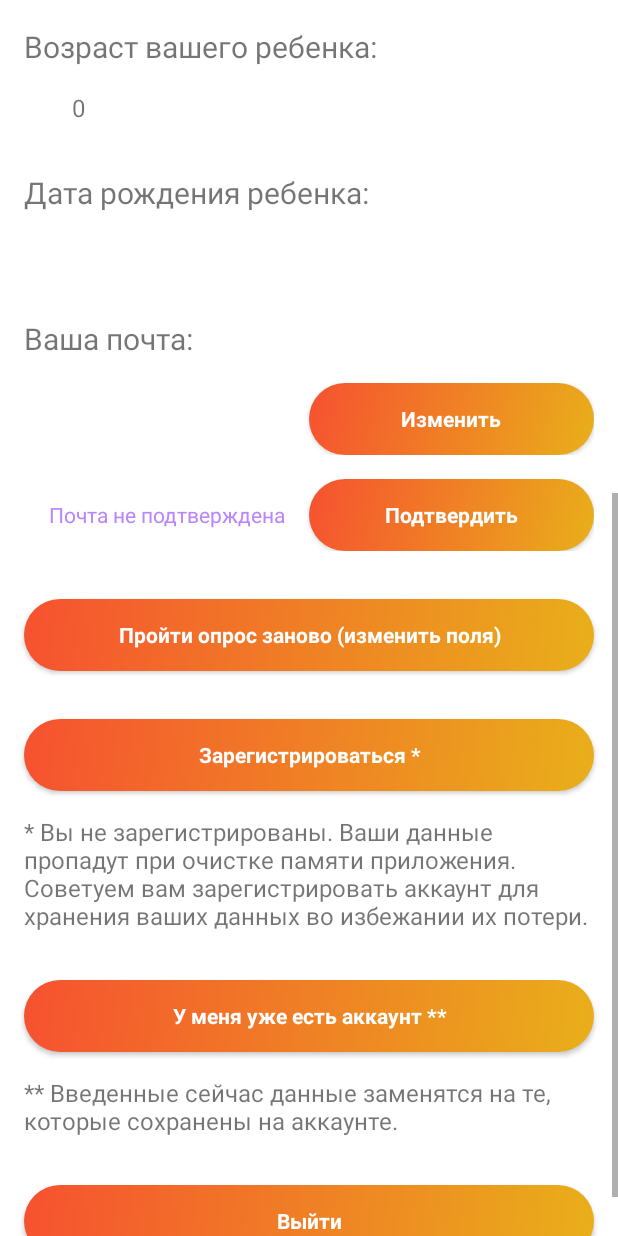
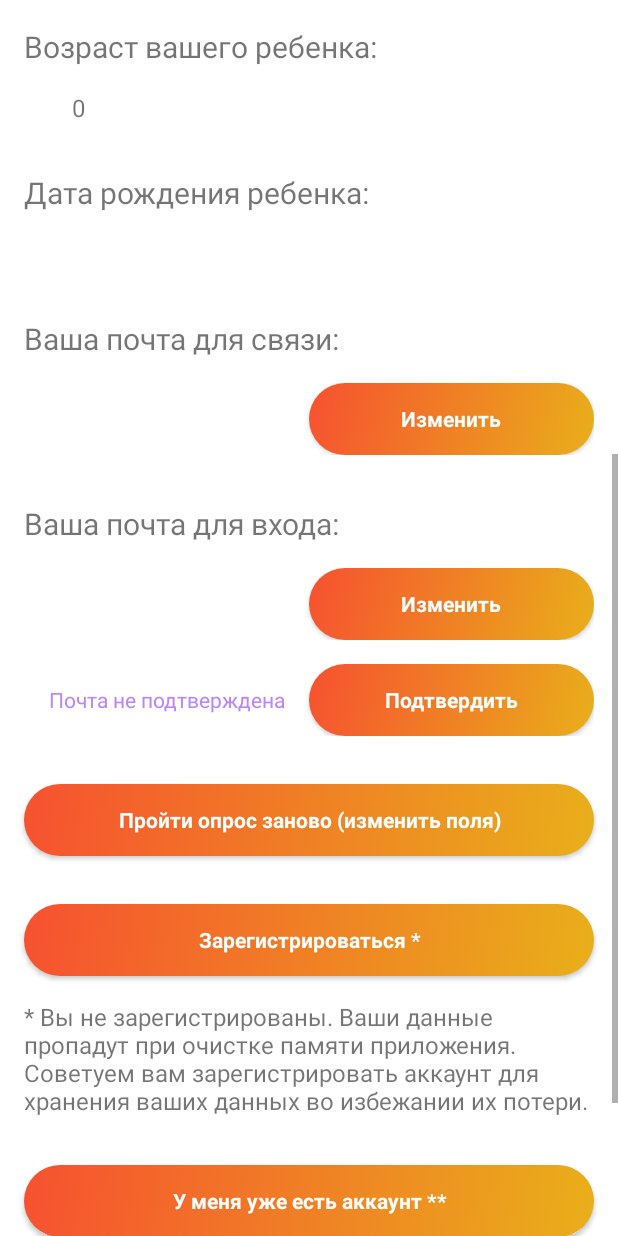
Before and after one commit to FoxyTheOne/TestAppForOnboarding, an Android app: the layout fragment_profile.xml on its own in the app's theme, with its tools: preview values and no code run, scrolled down 576 dp, on a phone screen of 412 x 824 dp. Run offline under Robolectric (Android 15) with nearby library versions, the phone set to English and light mode, and no system bars.

Commit message:
Fixing email issues

```diff
--- a/app/src/main/java/com/foxynest/testappforonboarding/domain/entities/onboarding/OnboardingAnswers.kt
+++ b/app/src/main/java/com/foxynest/testappforonboarding/domain/entities/onboarding/OnboardingAnswers.kt
@@ -5,7 +5,7 @@ import kotlinx.android.parcel.Parcelize
 
 @Parcelize
 data class OnboardingAnswers(
-    val email: String = "",
+    val displayEmail: String = "",
     val userName: String = "",
     val childGender: String = "",
     val isItABoy: String = "",
--- a/app/src/main/java/com/foxynest/testappforonboarding/domain/entities/user/UserFirestoreFields.kt
+++ b/app/src/main/java/com/foxynest/testappforonboarding/domain/entities/user/UserFirestoreFields.kt
@@ -9,7 +9,7 @@ package com.foxynest.testappforonboarding.domain.entities.user
  * Все изменения будут сосредоточены в одном месте, что значительно снижает риск ошибок.
  */
 object UserFirestoreFields {
-    const val EMAIL = "email"
+    const val DISPLAY_EMAIL = "email"
     const val USERNAME = "username"
     const val CHILD_GENDER = "childGender"
     const val CHILD_IS_IT_A_BOY = "childIsItABoy"
--- a/app/src/main/java/com/foxynest/testappforonboarding/domain/iRepository/IAuthRepository.kt
+++ b/app/src/main/java/com/foxynest/testappforonboarding/domain/iRepository/IAuthRepository.kt
@@ -13,6 +13,8 @@ interface IAuthRepository {
     suspend fun getCurrentUser(): Resource<UserPresentation?>
     fun getAuthState(): Flow<FirebaseUser?>
     suspend fun updateProfile(user: UserPresentation): Resource<ErrorType>
+    // Email
     suspend fun sendEmailVerification(): Resource<ErrorType>
     suspend fun checkEmailVerified(): Boolean
+//    suspend fun updateEmail(newEmail: String, password: String): Resource<ErrorType>
 }
--- a/app/src/main/java/com/foxynest/testappforonboarding/domain/use_cases/authUseCases/login/IUpdateProfileUC.kt
+++ b/app/src/main/java/com/foxynest/testappforonboarding/domain/use_cases/updatingDataUseCases/IUpdateProfileUC.kt
@@ -1,4 +1,4 @@
-package com.foxynest.testappforonboarding.domain.use_cases.authUseCases.login
+package com.foxynest.testappforonboarding.domain.use_cases.updatingDataUseCases
 
 import com.foxynest.testappforonboarding.domain.entities.ErrorType
 import com.foxynest.testappforonboarding.domain.entities.user.UserPresentation
--- a/app/src/main/java/com/foxynest/testappforonboarding/domain/use_cases/authUseCases/login/UpdateProfileUC.kt
+++ b/app/src/main/java/com/foxynest/testappforonboarding/domain/use_cases/updatingDataUseCases/UpdateProfileUC.kt
@@ -1,10 +1,10 @@
-package com.foxynest.testappforonboarding.domain.use_cases.authUseCases.login
+package com.foxynest.testappforonboarding.domain.use_cases.updatingDataUseCases
 
 import com.foxynest.testappforonboarding.data.repository.AuthRepository
 import com.foxynest.testappforonboarding.domain.entities.ErrorType
 import com.foxynest.testappforonboarding.domain.entities.user.UserPresentation
 import com.foxynest.testappforonboarding.other.Resource
-import com.foxynest.testappforonboarding.other.extensions.isValidToSaveToFirebase
+import com.foxynest.testappforonboarding.other.extensions.isUserDataValid
 import javax.inject.Inject
 
 /**
@@ -23,7 +23,7 @@ class UpdateProfileUC @Inject constructor(
     private val authRepository: AuthRepository
 ) : IUpdateProfileUC {
     override suspend fun execute(user: UserPresentation): Resource<ErrorType> {
-        return if (user.isValidToSaveToFirebase()) {
+        return if (user.isUserDataValid()) {
             authRepository.updateProfile(user)
         } else {
             Resource.error(
--- a/app/src/main/java/com/foxynest/testappforonboarding/presentation/profile/ProfileViewModel.kt
+++ b/app/src/main/java/com/foxynest/testappforonboarding/presentation/profile/ProfileViewModel.kt
@@ -3,15 +3,14 @@ package com.foxynest.testappforonboarding.presentation.profile
 import android.util.Log
 import androidx.lifecycle.ViewModel
 import androidx.lifecycle.viewModelScope
-import com.foxynest.testappforonboarding.R
 import com.foxynest.testappforonboarding.domain.entities.ErrorType
 import com.foxynest.testappforonboarding.domain.use_cases.authUseCases.email.ICheckEmailVerifiedUC
 import com.foxynest.testappforonboarding.domain.use_cases.authUseCases.email.ISendEmailVerificationUC
 import com.foxynest.testappforonboarding.domain.use_cases.authUseCases.login.IGetCurrentUserUC
+import com.foxynest.testappforonboarding.domain.use_cases.authUseCases.login.ILoginValidateEmailUC
 import com.foxynest.testappforonboarding.domain.use_cases.authUseCases.login.ILogoutUC
 import com.foxynest.testappforonboarding.other.Resource
 import com.foxynest.testappforonboarding.other.Status
-import com.foxynest.testappforonboarding.presentation.profile.ProfileFragment.Companion
 import dagger.hilt.android.lifecycle.HiltViewModel
 import kotlinx.coroutines.delay
 import kotlinx.coroutines.flow.MutableStateFlow
@@ -25,7 +24,7 @@ import javax.inject.Inject
 class ProfileViewModel @Inject constructor(
     private val sendEmailVerificationUC: ISendEmailVerificationUC,
     private val checkEmailVerifiedUC: ICheckEmailVerifiedUC,
-    private val logoutUC: ILogoutUC
+    private val logoutUC: ILogoutUC,
 ) : ViewModel() {
     companion object {
         private const val TAG = "ProfileViewModel"
--- a/app/src/main/java/com/foxynest/testappforonboarding/presentation/welcome/auth/registration/RegistrationFragment.kt
+++ b/app/src/main/java/com/foxynest/testappforonboarding/presentation/welcome/auth/registration/RegistrationFragment.kt
@@ -55,8 +55,9 @@ class RegistrationFragment : BaseWelcomeFragmentAbstract() {
 
         var user = UserPresentation(
             uid = "",
-            email = "",
+            authEmail = "",
             isEmailVerified = false,
+            displayEmail = "",
             userName = "",
             childGender = "",
             isItABoy = "",
--- a/app/src/main/res/layout/fragment_profile.xml
+++ b/app/src/main/res/layout/fragment_profile.xml
@@ -204,25 +204,78 @@
             android:layout_marginStart="@dimen/space_32"
             android:layout_marginBottom="@dimen/space_32"
             android:textSize="16sp"
-            app:layout_constraintBottom_toTopOf="@+id/text_email_title"
+            app:layout_constraintBottom_toTopOf="@+id/text_display_email_title"
             app:layout_constraintEnd_toEndOf="@+id/guideline_right"
             app:layout_constraintStart_toStartOf="@+id/guideline_left"
             app:layout_constraintTop_toBottomOf="@+id/text_birth_date_title" />
 
         <TextView
-            android:id="@+id/text_email_title"
+            android:id="@+id/text_display_email_title"
             android:layout_width="0dp"
             android:layout_height="wrap_content"
             android:layout_marginBottom="@dimen/space_beforeOrAfterElement"
-            android:text="@string/profile_title_email"
+            android:text="@string/profile_title_display_email"
             android:textSize="20sp"
-            app:layout_constraintBottom_toTopOf="@+id/linear_email_answer"
+            app:layout_constraintBottom_toTopOf="@+id/linear_display_email_answer"
             app:layout_constraintEnd_toEndOf="@+id/guideline_right"
             app:layout_constraintStart_toStartOf="@+id/guideline_left"
             app:layout_constraintTop_toBottomOf="@+id/text_birth_date_answer" />
 
         <LinearLayout
-            android:id="@+id/linear_email_answer"
+            android:id="@+id/linear_display_email_answer"
+            android:layout_width="match_parent"
+            android:layout_height="wrap_content"
+            android:layout_marginStart="@dimen/space_beforeOrAfterElement"
+            android:layout_marginEnd="@dimen/space_beforeOrAfterElement"
+            android:layout_marginBottom="@dimen/space_32"
+            android:gravity="center_vertical"
+            android:orientation="horizontal"
+            android:textSize="16sp"
+            android:weightSum="2"
+            app:layout_constraintBottom_toTopOf="@+id/text_auth_email_title"
+            app:layout_constraintEnd_toEndOf="parent"
+            app:layout_constraintStart_toStartOf="parent"
+            app:layout_constraintTop_toBottomOf="@+id/text_display_email_title">
+
+            <TextView
+                android:id="@+id/text_display_email_answer"
+                android:layout_width="0dp"
+                android:layout_height="wrap_content"
+                android:layout_weight="1"
+                android:textAlignment="center"
+                android:textColor="@color/purple_200" />
+
+            <Button
+                android:id="@+id/button_change_display_email"
+                style="@style/Widget.AppCompat.ActionButton"
+                android:layout_width="0dp"
+                android:layout_height="wrap_content"
+                android:layout_weight="1"
+                android:background="@drawable/button_rounded_corners"
+                android:paddingStart="@dimen/space_32"
+                android:paddingEnd="@dimen/space_32"
+                android:text="@string/profile_change_email"
+                android:textAlignment="center"
+                android:textColor="@color/white"
+                android:textSize="@dimen/button_text"
+                android:textStyle="bold"
+                app:backgroundTint="@null" />
+        </LinearLayout>
+
+        <TextView
+            android:id="@+id/text_auth_email_title"
+            android:layout_width="0dp"
+            android:layout_height="wrap_content"
+            android:layout_marginBottom="@dimen/space_beforeOrAfterElement"
+            android:text="@string/profile_title_auth_email"
+            android:textSize="20sp"
+            app:layout_constraintBottom_toTopOf="@+id/linear_auth_email_answer"
+            app:layout_constraintEnd_toEndOf="@+id/guideline_right"
+            app:layout_constraintStart_toStartOf="@+id/guideline_left"
+            app:layout_constraintTop_toBottomOf="@+id/linear_display_email_answer" />
+
+        <LinearLayout
+            android:id="@+id/linear_auth_email_answer"
             android:layout_width="match_parent"
             android:layout_height="wrap_content"
             android:layout_marginStart="@dimen/space_beforeOrAfterElement"
@@ -235,10 +288,10 @@
             app:layout_constraintBottom_toTopOf="@+id/linear_email_verification"
             app:layout_constraintEnd_toEndOf="parent"
             app:layout_constraintStart_toStartOf="parent"
-            app:layout_constraintTop_toBottomOf="@+id/text_email_title">
+            app:layout_constraintTop_toBottomOf="@+id/text_auth_email_title">
 
             <TextView
-                android:id="@+id/text_email_answer"
+                android:id="@+id/text_auth_email_answer"
                 android:layout_width="0dp"
                 android:layout_height="wrap_content"
                 android:layout_weight="1"
@@ -246,7 +299,7 @@
                 android:textColor="@color/purple_200" />
 
             <Button
-                android:id="@+id/button_change_email"
+                android:id="@+id/button_change_auth_email"
                 style="@style/Widget.AppCompat.ActionButton"
                 android:layout_width="0dp"
                 android:layout_height="wrap_content"
@@ -276,7 +329,7 @@
             app:layout_constraintBottom_toTopOf="@+id/button_save_fields_to_server"
             app:layout_constraintEnd_toEndOf="parent"
             app:layout_constraintStart_toStartOf="parent"
-            app:layout_constraintTop_toBottomOf="@+id/linear_email_answer">
+            app:layout_constraintTop_toBottomOf="@+id/linear_auth_email_answer">
 
             <TextView
                 android:id="@+id/text_email_not_verified"
--- a/app/src/main/res/values/strings.xml
+++ b/app/src/main/res/values/strings.xml
@@ -65,7 +65,8 @@
     <string name="profile_title_hobby">Хобби вашего ребенка:</string>
     <string name="profile_title_child_age">Возраст вашего ребенка:</string>
     <string name="profile_title_birth_date">Дата рождения ребенка:</string>
-    <string name="profile_title_email">Ваша почта:</string>
+    <string name="profile_title_display_email">Ваша почта для связи:</string>
+    <string name="profile_title_auth_email">Ваша почта для входа:</string>
     <string name="profile_change_email">Изменить</string>
     <string name="profile_email_not_verified">Почта не подтверждена</string>
     <string name="profile_verify_email">Подтвердить</string>
```
Also changed, not shown: app/src/main/java/com/foxynest/testappforonboarding/data/dataSource/firebase/FirebaseAuthDataSource.kt (+8 -8 lines), app/src/main/java/com/foxynest/testappforonboarding/data/repository/AuthRepository.kt (+40 -0 lines), app/src/main/java/com/foxynest/testappforonboarding/di/SingletonModule.kt (+9 -5 lines), app/src/main/java/com/foxynest/testappforonboarding/domain/entities/user/UserPresentation.kt (+23 -3 lines), app/src/main/java/com/foxynest/testappforonboarding/domain/use_cases/updatingDataUseCases/IUpdateEmailUC.kt (added, +8 -0 lines), app/src/main/java/com/foxynest/testappforonboarding/domain/use_cases/updatingDataUseCases/UpdateEmailUC.kt (added, +14 -0 lines), app/src/main/java/com/foxynest/testappforonboarding/other/extensions/UserPresentationExtensions.kt (+56 -30 lines), app/src/main/java/com/foxynest/testappforonboarding/presentation/MainViewModel.kt (+33 -11 lines), app/src/main/java/com/foxynest/testappforonboarding/presentation/profile/ProfileFragment.kt (+37 -21 lines).
